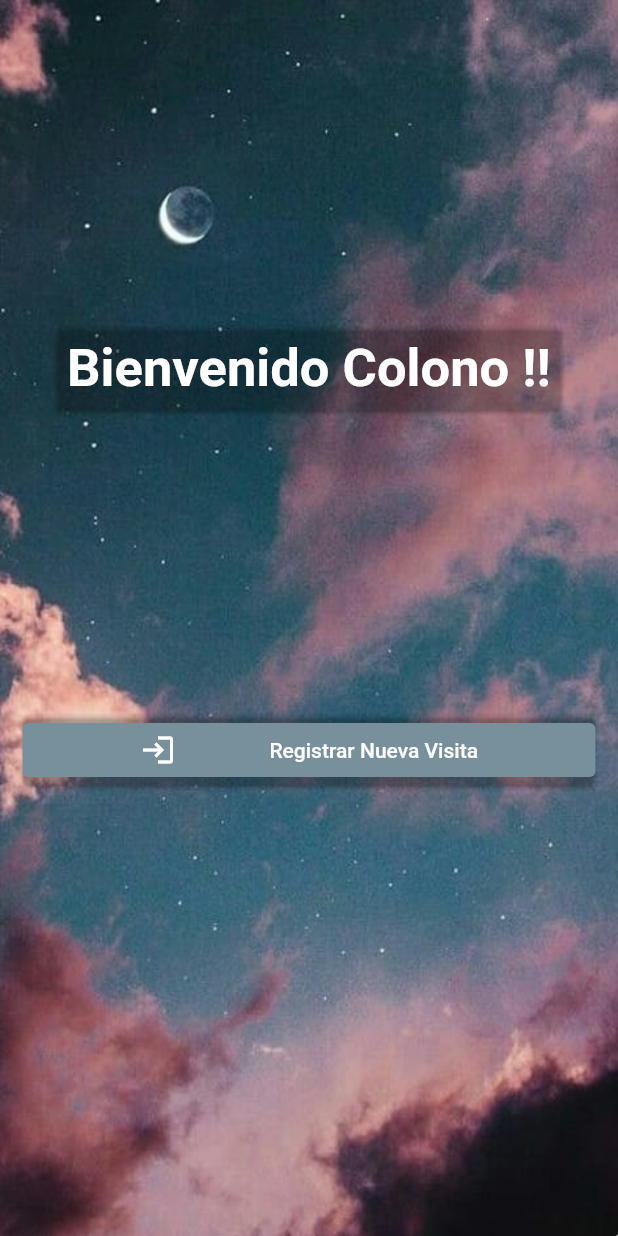
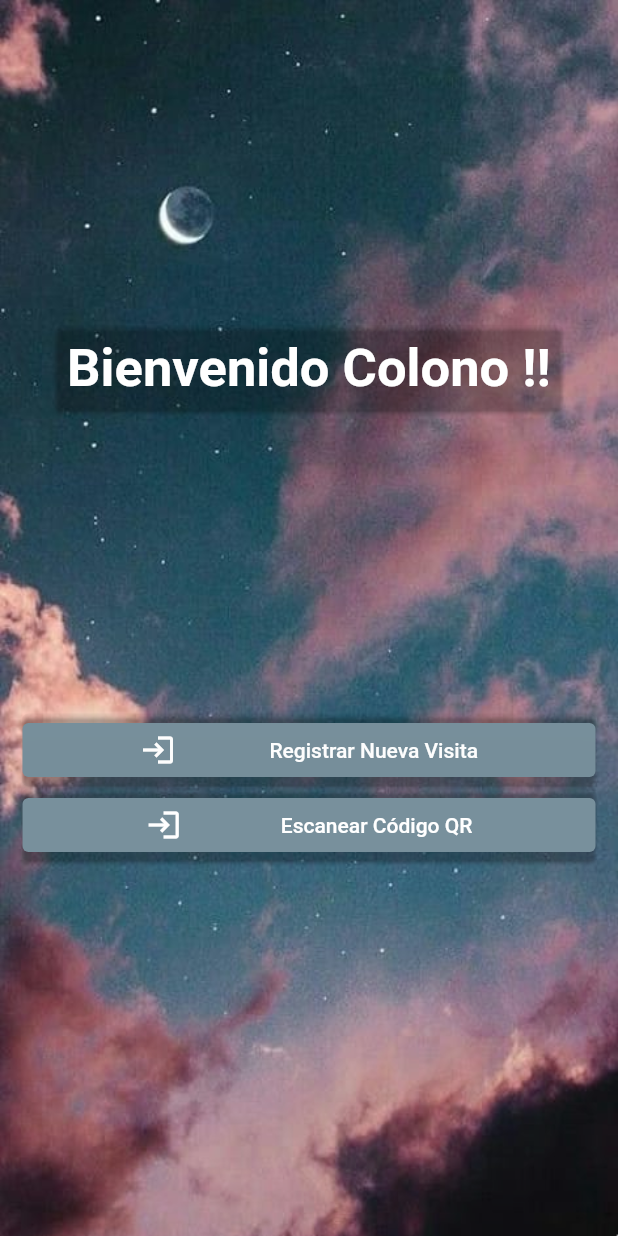
Before and after one commit to Edd-war/control_visitas, a Flutter app: the screen it shows after launch, on a phone screen of 412 x 824 dp. Run offline on Flutter 3.47's test engine with Material 2 defaults, Android fonts, the light colour scheme and no system bars; our stand-ins replace cloud_firestore, firebase_core, qr_flutter, share; accounts and stored records are empty.

Commit message:
Agrgar el botón para escanear el Código QR

```diff
--- a/lib/inicio_screen.dart
+++ b/lib/inicio_screen.dart
@@ -66,6 +66,32 @@ class _MyHomePageState extends State<MyHomePage> {
                   ]
               )
           ),
+        ),
+        Card(
+          margin: EdgeInsets.only(left: 15, right: 15, bottom: 250),
+          color: Colors.transparent,
+          child: ElevatedButton(
+              style: ElevatedButton.styleFrom(
+              primary: Colors.blueGrey[400],
+              elevation: 350.0),
+              onPressed: () {
+                cargando = true;
+                setState(() {});
+                Future.delayed(Duration(seconds: 5),(){
+                  Navigator.push(
+                    context,
+                    MaterialPageRoute(builder: (context) => Scanner())
+                    );
+                });
+              },
+              child: Row(
+                  mainAxisAlignment: MainAxisAlignment.spaceEvenly,
+                  children: [
+                    Icon(Icons.login),
+                    Text("Escanear Código QR"),
+                  ]
+              )
+          ),
         )
       ],
     );
```
